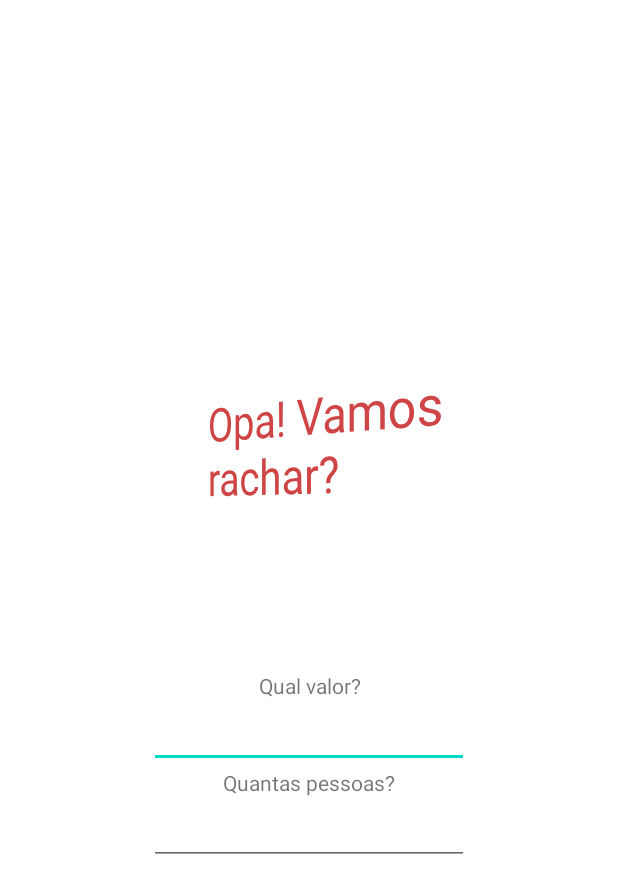
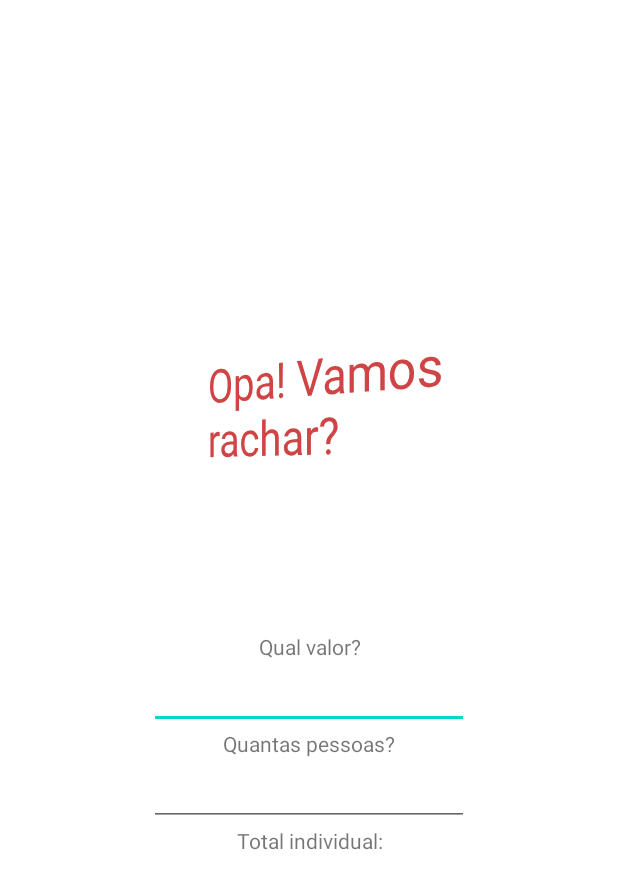
Before and after one commit to 0anac0/vamos-rachar, an Android app: the MainActivity screen opened directly, with no data from a screen before it, on a phone screen of 412 x 824 dp. Shown: the top 893 px of the screen. Run offline under Robolectric (Android 15) with nearby library versions, the phone set to English and light mode, and no system bars.

Commit message:
'calculate'

```diff
--- a/app/src/main/java/com/example/vamosrachar/MainActivity.java
+++ b/app/src/main/java/com/example/vamosrachar/MainActivity.java
@@ -1,14 +1,52 @@
 package com.example.vamosrachar;
 
+
+
+import android.text.Editable;
+import android.text.TextWatcher;
+import android.widget.EditText;
+import android.widget.TextView;
 import androidx.appcompat.app.AppCompatActivity;
 
 import android.os.Bundle;
 
 public class MainActivity extends AppCompatActivity {
 
+    EditText oper1, oper2;
+    TextView result;
     @Override
     protected void onCreate(Bundle savedInstanceState) {
         super.onCreate(savedInstanceState);
         setContentView(R.layout.activity_main);
+
+        oper1= (EditText) findViewById(R.id.editTextNumber);
+        oper2= (EditText) findViewById(R.id.editTextNumber2);
+        result= (TextView) findViewById(R.id.result);
+        oper2.addTextChangedListener(new TextWatcher() {
+            @Override
+            public void beforeTextChanged(final CharSequence s, final int start, final int count, final int after) {
+
+            }
+            @Override
+            public void onTextChanged(CharSequence s, int start, int before, int count) {
+                double numOper1 = Double.parseDouble(oper1.getText().toString());
+                String textOper2 = oper2.getText().toString();
+                double numOper2=1;
+                if (!textOper2.isEmpty()){
+                    numOper2 = Double.parseDouble(textOper2);
+                }
+                double res=numOper1/numOper2;
+
+
+                result.setText(""+res);
+                // TODO Auto-generated method stub
+            }
+            @Override
+            public void afterTextChanged(final Editable s) {
+
+            }
+        });
     }
+
+
 }
--- a/app/src/main/res/layout/activity_main.xml
+++ b/app/src/main/res/layout/activity_main.xml
@@ -53,6 +53,20 @@
             android:layout_height="wrap_content"
             android:ems="10"
             android:inputType="number" />
+
+        <TextView
+            android:id="@+id/textView3"
+            android:layout_width="match_parent"
+            android:layout_height="wrap_content"
+            android:gravity="center"
+            android:text="Total individual:" />
+
+        <TextView
+            android:id="@+id/result"
+            android:layout_width="match_parent"
+            android:layout_height="wrap_content"
+            android:gravity="center"
+            android:textSize="24sp" />
     </LinearLayout>
 
 </LinearLayout>
```
